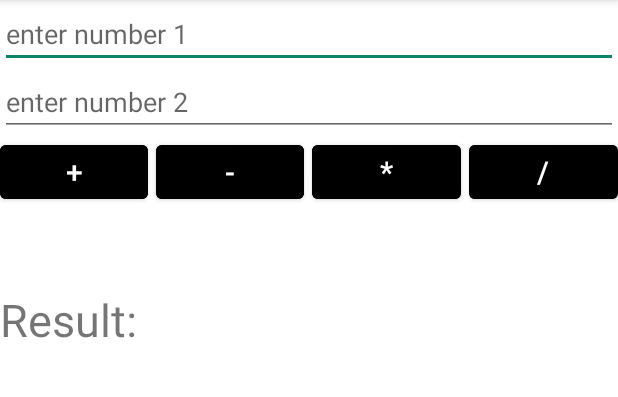
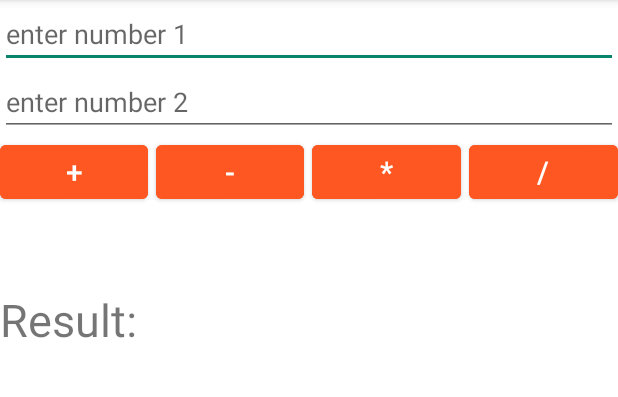
Before and after one commit to Bekzat23/lesson6_registForm, an Android app: the screen it shows after launch (MainActivity), on a phone screen of 412 x 824 dp, the part 84-481 px from its top. Run offline under Robolectric (Android 15) with nearby library versions, the phone set to English and light mode, and no system bars.

Commit message:
'donecalc'

```diff
--- a/app/src/main/res/layout/mini_calculator.xml
+++ b/app/src/main/res/layout/mini_calculator.xml
@@ -39,11 +39,11 @@
                 android:layout_width="wrap_content"
                 android:layout_height="wrap_content"
                 android:layout_weight="1"
+                android:backgroundTint="@color/orange"
                 android:onClick="btnPlusClicked"
                 android:text="+"
                 android:textColor="@color/white"
-                android:textSize="20dp"
-                android:backgroundTint="@color/black"/>
+                android:textSize="20dp" />
 
             <Button
                 android:id="@+id/btn_minus"
@@ -54,7 +54,7 @@
                 android:text="-"
                 android:textColor="@color/white"
                 android:textSize="20dp"
-                android:backgroundTint="@color/black"
+                android:backgroundTint="@color/orange"
                 android:layout_marginLeft="5dp"/>
 
             <Button
@@ -66,7 +66,7 @@
                 android:text="*"
                 android:textColor="@color/white"
                 android:textSize="20dp"
-                android:backgroundTint="@color/black"
+                android:backgroundTint="@color/orange"
                 android:layout_marginLeft="5dp"/>
 
             <Button
@@ -78,7 +78,7 @@
                 android:text="/"
                 android:textColor="@color/white"
                 android:textSize="20dp"
-                android:backgroundTint="@color/black"
+                android:backgroundTint="@color/orange"
                 android:layout_marginLeft="5dp"/>
         </LinearLayout>
 
```
